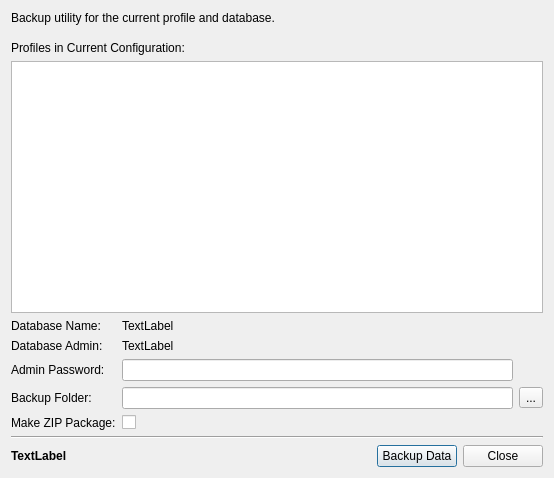
Qt form stdm/ui/ui_db_profile_backup.ui (gltn/stdm) before a commit.
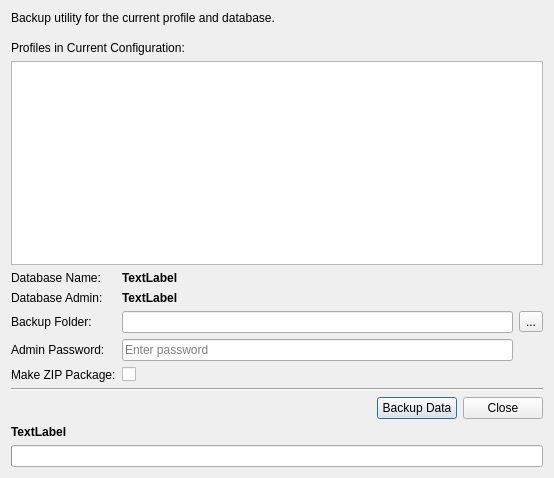
The same form after that commit. Icons and pictures are not drawn.

The edit to the form file:
```diff
--- a/stdm/ui/ui_db_profile_backup.ui
+++ b/stdm/ui/ui_db_profile_backup.ui
@@ -13,7 +13,7 @@
   <property name="windowTitle">
    <string>Backup</string>
   </property>
-  <layout class="QVBoxLayout" name="verticalLayout">
+  <layout class="QVBoxLayout" name="verticalLayout_2">
    <item>
     <layout class="QHBoxLayout" name="horizontalLayout_2">
      <property name="bottomMargin">
@@ -33,38 +33,7 @@
      <property name="topMargin">
       <number>0</number>
      </property>
-     <item row="5" column="2">
-      <widget class="QToolButton" name="tbBackupFolder">
-       <property name="text">
-        <string>...</string>
-       </property>
-       <property name="icon">
-        <iconset>
-         <normaloff>:/plugins/stdm/images/icons/open_file.png</normaloff>:/plugins/stdm/images/icons/open_file.png</iconset>
-       </property>
-      </widget>
-     </item>
-     <item row="4" column="0">
-      <widget class="QLabel" name="label_5">
-       <property name="maximumSize">
-        <size>
-         <width>100</width>
-         <height>16777215</height>
-        </size>
-       </property>
-       <property name="text">
-        <string>Admin Password:</string>
-       </property>
-      </widget>
-     </item>
-     <item row="5" column="1">
-      <widget class="QLineEdit" name="edtBackupFolder">
-       <property name="readOnly">
-        <bool>true</bool>
-       </property>
-      </widget>
-     </item>
-     <item row="6" column="0">
+     <item row="7" column="0">
       <widget class="QLabel" name="label_6">
        <property name="text">
         <string>Make ZIP Package:</string>
@@ -72,9 +41,35 @@
       </widget>
      </item>
      <item row="5" column="0">
-      <widget class="QLabel" name="label">
+      <widget class="QLabel" name="label_5">
+       <property name="maximumSize">
+        <size>
+         <width>100</width>
+         <height>16777215</height>
+        </size>
+       </property>
        <property name="text">
-        <string>Backup Folder:</string>
+        <string>Admin Password:</string>
+       </property>
+      </widget>
+     </item>
+     <item row="3" column="1">
+      <widget class="QLabel" name="txtAdmin">
+       <property name="font">
+        <font>
+         <weight>75</weight>
+         <bold>true</bold>
+        </font>
+       </property>
+       <property name="text">
+        <string>TextLabel</string>
+       </property>
+      </widget>
+     </item>
+     <item row="7" column="1">
+      <widget class="QCheckBox" name="cbCompress">
+       <property name="text">
+        <string/>
        </property>
       </widget>
      </item>
@@ -91,38 +86,33 @@
        </property>
       </widget>
      </item>
-     <item row="2" column="0">
-      <widget class="QLabel" name="label_3">
-       <property name="text">
-        <string>Database Name:</string>
-       </property>
-      </widget>
-     </item>
      <item row="2" column="1">
       <widget class="QLabel" name="txtDBName">
+       <property name="font">
+        <font>
+         <weight>75</weight>
+         <bold>true</bold>
+        </font>
+       </property>
        <property name="text">
         <string>TextLabel</string>
        </property>
       </widget>
      </item>
-     <item row="4" column="1">
+     <item row="5" column="1">
       <widget class="QLineEdit" name="edtAdminPassword">
        <property name="echoMode">
         <enum>QLineEdit::Password</enum>
        </property>
-      </widget>
-     </item>
-     <item row="3" column="1">
-      <widget class="QLabel" name="txtAdmin">
-       <property name="text">
-        <string>TextLabel</string>
+       <property name="placeholderText">
+        <string>Enter password</string>
        </property>
       </widget>
      </item>
-     <item row="6" column="1">
-      <widget class="QCheckBox" name="cbCompress">
+     <item row="2" column="0">
+      <widget class="QLabel" name="label_3">
        <property name="text">
-        <string/>
+        <string>Database Name:</string>
        </property>
       </widget>
      </item>
@@ -145,6 +135,31 @@
        </column>
       </widget>
      </item>
+     <item row="4" column="0">
+      <widget class="QLabel" name="label">
+       <property name="text">
+        <string>Backup Folder:</string>
+       </property>
+      </widget>
+     </item>
+     <item row="4" column="1">
+      <widget class="QLineEdit" name="edtBackupFolder">
+       <property name="readOnly">
+        <bool>true</bool>
+       </property>
+      </widget>
+     </item>
+     <item row="4" column="2">
+      <widget class="QToolButton" name="tbBackupFolder">
+       <property name="text">
+        <string>...</string>
+       </property>
+       <property name="icon">
+        <iconset>
+         <normaloff>:/plugins/stdm/images/icons/open_file.png</normaloff>:/plugins/stdm/images/icons/open_file.png</iconset>
+       </property>
+      </widget>
+     </item>
     </layout>
    </item>
    <item>
@@ -156,19 +171,6 @@
    </item>
    <item>
     <layout class="QHBoxLayout" name="horizontalLayout">
-     <item>
-      <widget class="QLabel" name="lblStatus">
-       <property name="font">
-        <font>
-         <weight>75</weight>
-         <bold>true</bold>
-        </font>
-       </property>
-       <property name="text">
-        <string>TextLabel</string>
-       </property>
-      </widget>
-     </item>
      <item>
       <spacer name="horizontalSpacer">
        <property name="orientation">
@@ -206,6 +208,33 @@
      </item>
     </layout>
    </item>
+   <item>
+    <layout class="QVBoxLayout" name="verticalLayout">
+     <item>
+      <widget class="QLabel" name="lblStatus">
+       <property name="font">
+        <font>
+         <weight>75</weight>
+         <bold>true</bold>
+        </font>
+       </property>
+       <property name="text">
+        <string>TextLabel</string>
+       </property>
+      </widget>
+     </item>
+     <item>
+      <widget class="QProgressBar" name="pbStatus">
+       <property name="value">
+        <number>0</number>
+       </property>
+       <property name="textVisible">
+        <bool>false</bool>
+       </property>
+      </widget>
+     </item>
+    </layout>
+   </item>
   </layout>
  </widget>
  <resources/>
```
Left out of the diff: 7 changed lines with no effect on the pictures.
